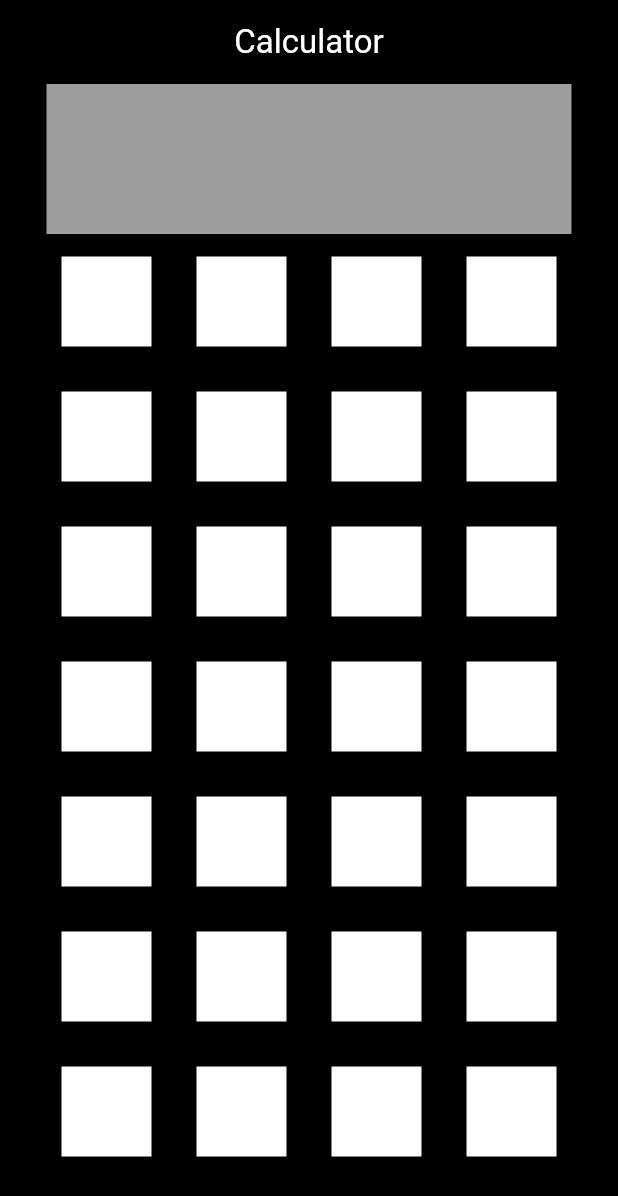
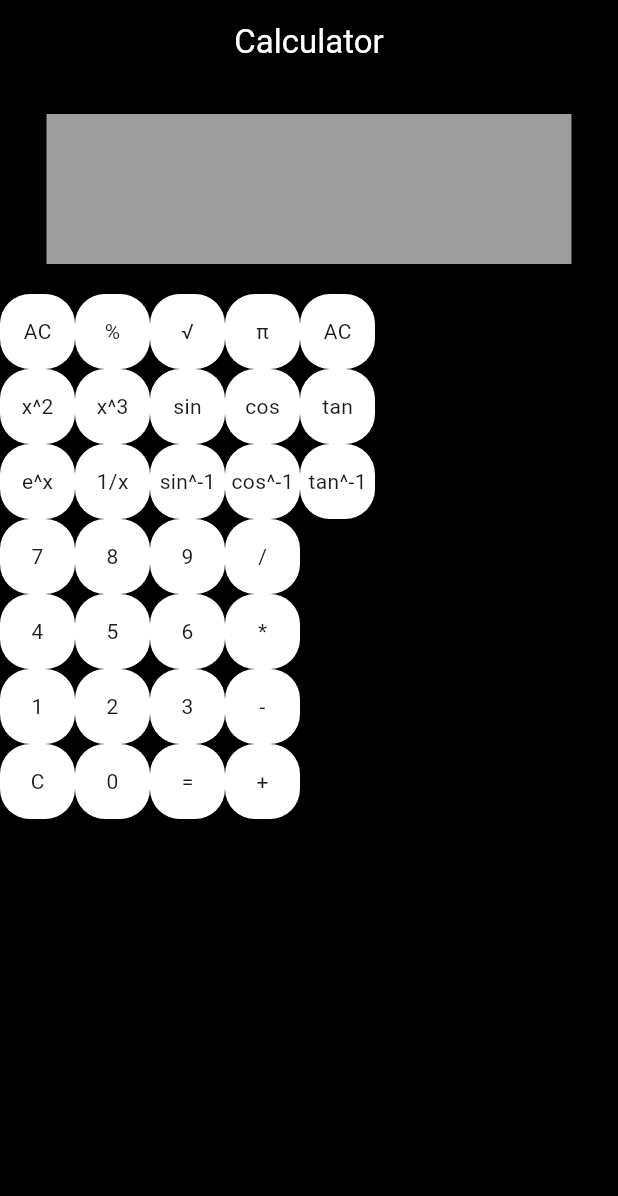
Before and after one commit to omar-albarakeh/advance-calculator, a Flutter app: the screen it shows after launch, on a phone screen of 412 x 824 dp. Shown: the top 1196 px of the screen. Run offline on Flutter 3.47's test engine with Material 3 defaults, Android fonts, the phone set to English and light mode, and no system bars.

Commit message:
buttons labels added

```diff
--- a/lib/calculator_button.dart
+++ b/lib/calculator_button.dart
@@ -4,7 +4,7 @@ class CalculatorButton extends StatelessWidget {
   final double size;
   final String label;
 
-  const CalculatorButton({super.key, required this.size, required this.label});
+  const CalculatorButton({super.key, this.size = 50, required this.label});
 
   @override
   Widget build(BuildContext context) {
--- a/lib/home.dart
+++ b/lib/home.dart
@@ -1,3 +1,4 @@
+import 'package:advance_calculator/calculator_button.dart';
 import 'package:flutter/material.dart';
 
 class Home extends StatefulWidget {
@@ -9,15 +10,16 @@ class Home extends StatefulWidget {
 
 class _HomeState extends State<Home> {
 
-  final buttonlabel=[
-    ['AC', '%', '√', 'π'],
-    ['x^2', 'x^3' , 'sin' , 'cos' ,'tan'],
-    ['e^x' ,'1/x' , 'sin^-1','cos^-1','tan^-1'],
+  final buttonlabels = [
+    ['AC', '%', '√', 'π' ,'AC'],
+    ['x^2', 'x^3', 'sin', 'cos', 'tan'],
+    ['e^x', '1/x', 'sin^-1', 'cos^-1', 'tan^-1'],
     ['7', '8', '9', '/'],
     ['4', '5', '6', '*'],
     ['1', '2', '3', '-'],
     ['C', '0', '=', '+'],
   ];
+
   @override
   Widget build(BuildContext context) {
     return Scaffold(
@@ -33,34 +35,27 @@ class _HomeState extends State<Home> {
           width: double.infinity,
           height: double.infinity,
           color: Colors.black,
-        child:Column(
+          child: Column(
             children: [
             Container(
             color: Colors.grey,
             width: 350,
             height: 100,
+            margin:EdgeInsets.all(20),
           ),
-        Column(
-          mainAxisAlignment: MainAxisAlignment.center,
-          crossAxisAlignment: CrossAxisAlignment.center,
-          children: [
-            for (int i = 0; i < 7; i++)
-              Row(
-                mainAxisAlignment: MainAxisAlignment.center,
-                crossAxisAlignment: CrossAxisAlignment.center,
-                children: [
-                  for (int i = 0; i < 4; i++)
-                    Container(
-                      width: 60,
-                      height: 60,
-                      color: Colors.white,
-                      margin: EdgeInsets.all(15),
-                    ),
-                ],
-              ),
-          ],
-        ),],
-      ),),
+              Expanded(
+                  child: Column(
+                children:buttonlabels.map((row){
+                  return Row(
+                    children:row.map((label){
+                     return CalculatorButton(
+                         label: label);
+                    }).toList(),
                   );
+                }).toList(),
+                )
+              )
+    ])
+    ));
   }
 }
```
Lines whose indentation alone changed are shown as unchanged.
